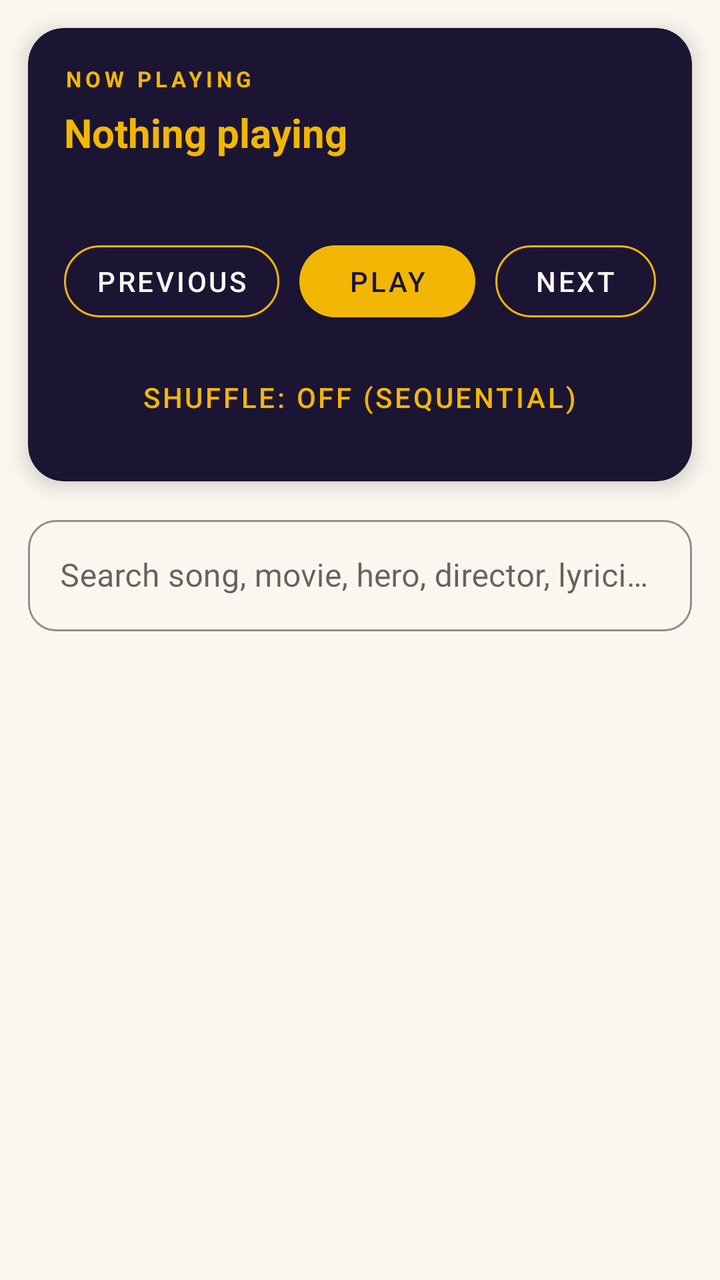
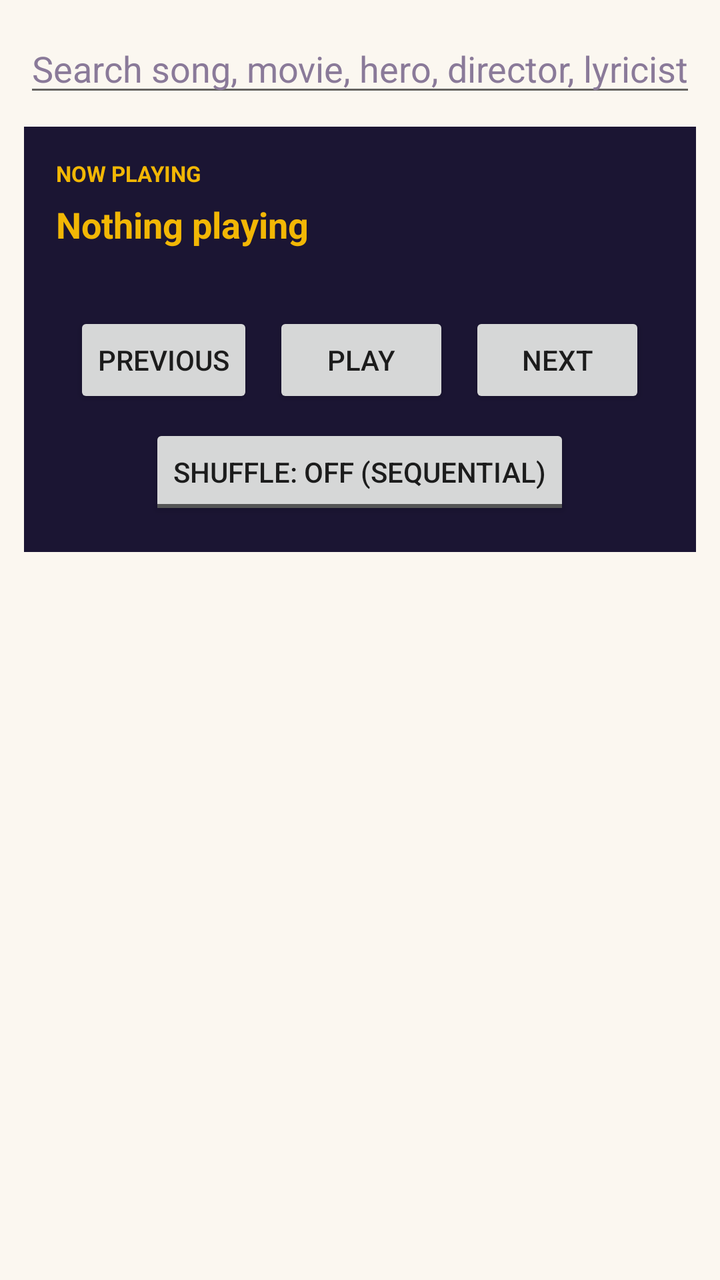

An Android layout rendered at two revisions. The XML below is the earlier revision; the diff shows what the commit changed to produce the second picture.
<!-- AndroidManifest.xml: application theme Theme.ChimataPlayer -->
<!-- res/layout/activity_main.xml -->
<?xml version="1.0" encoding="utf-8"?>
<LinearLayout xmlns:android="http://schemas.android.com/apk/res/android"
    xmlns:app="http://schemas.android.com/apk/res-auto"
    android:layout_width="match_parent"
    android:layout_height="match_parent"
    android:orientation="vertical"
    android:background="@color/cream">

    
    <com.google.android.material.card.MaterialCardView
        android:layout_width="match_parent"
        android:layout_height="wrap_content"
        android:layout_margin="14dp"
        app:cardBackgroundColor="@color/ink"
        app:cardCornerRadius="18dp"
        app:cardElevation="6dp">

        <LinearLayout
            android:layout_width="match_parent"
            android:layout_height="wrap_content"
            android:orientation="vertical"
            android:padding="18dp">

            <TextView
                android:layout_width="wrap_content"
                android:layout_height="wrap_content"
                android:text="@string/now_playing_eyebrow"
                android:textColor="@color/marquee_gold"
                android:textSize="11sp"
                android:textStyle="bold"
                android:letterSpacing="0.18" />

            <TextView
                android:id="@+id/nowPlayingTitle"
                android:layout_width="match_parent"
                android:layout_height="wrap_content"
                android:layout_marginTop="6dp"
                android:text="@string/nothing_playing"
                android:textColor="@color/marquee_gold"
                android:textSize="20sp"
                android:textStyle="bold"
                android:maxLines="2"
                android:ellipsize="end" />

            <TextView
                android:id="@+id/nowPlayingMovie"
                android:layout_width="match_parent"
                android:layout_height="wrap_content"
                android:layout_marginTop="2dp"
                android:textColor="@color/cream"
                android:textSize="14sp"
                android:alpha="0.85"
                android:maxLines="1"
                android:ellipsize="end" />

            <LinearLayout
                android:layout_width="match_parent"
                android:layout_height="wrap_content"
                android:layout_marginTop="16dp"
                android:gravity="center"
                android:orientation="horizontal">

                <com.google.android.material.button.MaterialButton
                    android:id="@+id/btnPrev"
                    style="@style/Widget.MaterialComponents.Button.OutlinedButton"
                    android:layout_width="wrap_content"
                    android:layout_height="wrap_content"
                    android:text="@string/previous"
                    android:textColor="@color/cream"
                    app:strokeColor="@color/marquee_gold"
                    app:cornerRadius="24dp" />

                <com.google.android.material.button.MaterialButton
                    android:id="@+id/btnPlayPause"
                    android:layout_width="wrap_content"
                    android:layout_height="wrap_content"
                    android:layout_marginStart="10dp"
                    android:layout_marginEnd="10dp"
                    android:text="@string/play"
                    android:textColor="@color/ink"
                    app:backgroundTint="@color/marquee_gold"
                    app:cornerRadius="24dp" />

                <com.google.android.material.button.MaterialButton
                    android:id="@+id/btnNext"
                    style="@style/Widget.MaterialComponents.Button.OutlinedButton"
                    android:layout_width="wrap_content"
                    android:layout_height="wrap_content"
                    android:text="@string/next"
                    android:textColor="@color/cream"
                    app:strokeColor="@color/marquee_gold"
                    app:cornerRadius="24dp" />
            </LinearLayout>

            <com.google.android.material.button.MaterialButton
                android:id="@+id/shuffleToggle"
                style="@style/Widget.MaterialComponents.Button.TextButton"
                android:layout_width="wrap_content"
                android:layout_height="wrap_content"
                android:layout_marginTop="10dp"
                android:layout_gravity="center_horizontal"
                android:checkable="true"
                android:text="@string/sequential_on"
                android:textColor="@color/marquee_gold" />
        </LinearLayout>
    </com.google.android.material.card.MaterialCardView>

    <com.google.android.material.textfield.TextInputLayout
        android:layout_width="match_parent"
        android:layout_height="wrap_content"
        android:layout_marginHorizontal="14dp"
        android:layout_marginBottom="6dp"
        style="@style/Widget.MaterialComponents.TextInputLayout.OutlinedBox"
        app:boxCornerRadiusTopStart="14dp"
        app:boxCornerRadiusTopEnd="14dp"
        app:boxCornerRadiusBottomStart="14dp"
        app:boxCornerRadiusBottomEnd="14dp"
        app:boxStrokeColor="@color/ink"
        app:hintTextColor="@color/mauve">

        <com.google.android.material.textfield.TextInputEditText
            android:id="@+id/searchBox"
            android:layout_width="match_parent"
            android:layout_height="wrap_content"
            android:hint="@string/search_hint"
            android:inputType="text"
            android:textColor="@color/charcoal"
            android:autofillHints="" />
    </com.google.android.material.textfield.TextInputLayout>

    <androidx.recyclerview.widget.RecyclerView
        android:id="@+id/songList"
        android:layout_width="match_parent"
        android:layout_height="0dp"
        android:layout_weight="1"
        android:paddingHorizontal="10dp"
        android:clipToPadding="false" />

</LinearLayout>
<!-- resources referenced by this layout -->
<resources>
  <color name="charcoal">#2B2630</color>
  <color name="cream">#FBF7F0</color>
  <color name="ink">#1B1533</color>
  <color name="marquee_gold">#F2B705</color>
  <color name="mauve">#8A7A99</color>
  <string name="next">Next</string>
  <string name="nothing_playing">Nothing playing</string>
  <string name="now_playing_eyebrow">NOW PLAYING</string>
  <string name="play">Play</string>
  <string name="previous">Previous</string>
  <string name="search_hint">Search song, movie, hero, director, lyricist… (try "and"/"or")</string>
  <string name="sequential_on">Shuffle: OFF (Sequential)</string>
  <style name="Theme.ChimataPlayer" parent="Theme.MaterialComponents.DayNight.NoActionBar">
          <item name="colorPrimary">@color/ink</item>
          <item name="colorPrimaryVariant">@color/ink</item>
          <item name="colorSecondary">@color/marquee_gold</item>
          <item name="colorOnPrimary">@color/cream</item>
          <item name="android:windowBackground">@color/cream</item>
          <item name="android:statusBarColor">@color/ink</item>
      </style>
</resources>

<!-- the commit's change to res/layout/activity_main.xml (unified diff, before → after) -->
@@ -1,139 +1,104 @@
 <?xml version="1.0" encoding="utf-8"?>
 <LinearLayout xmlns:android="http://schemas.android.com/apk/res/android"
-    xmlns:app="http://schemas.android.com/apk/res-auto"
     android:layout_width="match_parent"
     android:layout_height="match_parent"
     android:orientation="vertical"
-    android:background="@color/cream">
+    android:background="@color/cream"
+    android:padding="12dp">
+
+    <EditText
+        android:id="@+id/searchBox"
+        android:layout_width="match_parent"
+        android:layout_height="wrap_content"
+        android:hint="@string/search_hint"
+        android:inputType="text"
+        android:textColor="@color/charcoal"
+        android:textColorHint="@color/mauve"
+        android:autofillHints="" />
 
     
-    <com.google.android.material.card.MaterialCardView
+    <LinearLayout
         android:layout_width="match_parent"
         android:layout_height="wrap_content"
-        android:layout_margin="14dp"
-        app:cardBackgroundColor="@color/ink"
-        app:cardCornerRadius="18dp"
-        app:cardElevation="6dp">
+        android:layout_marginTop="10dp"
+        android:orientation="vertical"
+        android:background="@color/ink"
+        android:padding="16dp">
+
+        <TextView
+            android:layout_width="wrap_content"
+            android:layout_height="wrap_content"
+            android:text="@string/now_playing_eyebrow"
+            android:textColor="@color/marquee_gold"
+            android:textSize="11sp"
+            android:textStyle="bold" />
+
+        <TextView
+            android:id="@+id/nowPlayingTitle"
+            android:layout_width="match_parent"
+            android:layout_height="wrap_content"
+            android:layout_marginTop="6dp"
+            android:text="@string/nothing_playing"
+            android:textColor="@color/marquee_gold"
+            android:textSize="18sp"
+            android:textStyle="bold"
+            android:maxLines="2"
+            android:ellipsize="end" />
+
+        <TextView
+            android:id="@+id/nowPlayingMovie"
+            android:layout_width="match_parent"
+            android:layout_height="wrap_content"
+            android:layout_marginTop="2dp"
+            android:textColor="@color/cream"
+            android:textSize="13sp"
+            android:maxLines="1"
+            android:ellipsize="end" />
 
         <LinearLayout
             android:layout_width="match_parent"
             android:layout_height="wrap_content"
-            android:orientation="vertical"
-            android:padding="18dp">
+            android:layout_marginTop="12dp"
+            android:gravity="center"
+            android:orientation="horizontal">
 
-            <TextView
+            <Button
+                android:id="@+id/btnPrev"
                 android:layout_width="wrap_content"
                 android:layout_height="wrap_content"
-                android:text="@string/now_playing_eyebrow"
-                android:textColor="@color/marquee_gold"
-                android:textSize="11sp"
-                android:textStyle="bold"
-                android:letterSpacing="0.18" />
+                android:text="@string/previous" />
 
-            <TextView
-                android:id="@+id/nowPlayingTitle"
-                android:layout_width="match_parent"
-                android:layout_height="wrap_content"
-                android:layout_marginTop="6dp"
-                android:text="@string/nothing_playing"
-                android:textColor="@color/marquee_gold"
-                android:textSize="20sp"
-                android:textStyle="bold"
-                android:maxLines="2"
-                android:ellipsize="end" />
-
-            <TextView
-                android:id="@+id/nowPlayingMovie"
-                android:layout_width="match_parent"
-                android:layout_height="wrap_content"
-                android:layout_marginTop="2dp"
-                android:textColor="@color/cream"
-                android:textSize="14sp"
-                android:alpha="0.85"
-                android:maxLines="1"
-                android:ellipsize="end" />
-
-            <LinearLayout
-                android:layout_width="match_parent"
-                android:layout_height="wrap_content"
-                android:layout_marginTop="16dp"
-                android:gravity="center"
-                android:orientation="horizontal">
-
-                <com.google.android.material.button.MaterialButton
-                    android:id="@+id/btnPrev"
-                    style="@style/Widget.MaterialComponents.Button.OutlinedButton"
-                    android:layout_width="wrap_content"
-                    android:layout_height="wrap_content"
-                    android:text="@string/previous"
-                    android:textColor="@color/cream"
-                    app:strokeColor="@color/marquee_gold"
-                    app:cornerRadius="24dp" />
-
-                <com.google.android.material.button.MaterialButton
-                    android:id="@+id/btnPlayPause"
-                    android:layout_width="wrap_content"
-                    android:layout_height="wrap_content"
-                    android:layout_marginStart="10dp"
-                    android:layout_marginEnd="10dp"
-                    android:text="@string/play"
-                    android:textColor="@color/ink"
-                    app:backgroundTint="@color/marquee_gold"
-                    app:cornerRadius="24dp" />
-
-                <com.google.android.material.button.MaterialButton
-                    android:id="@+id/btnNext"
-                    style="@style/Widget.MaterialComponents.Button.OutlinedButton"
-                    android:layout_width="wrap_content"
-                    android:layout_height="wrap_content"
-                    android:text="@string/next"
-                    android:textColor="@color/cream"
-                    app:strokeColor="@color/marquee_gold"
-                    app:cornerRadius="24dp" />
-            </LinearLayout>
-
-            <com.google.android.material.button.MaterialButton
-                android:id="@+id/shuffleToggle"
-                style="@style/Widget.MaterialComponents.Button.TextButton"
+            <Button
+                android:id="@+id/btnPlayPause"
                 android:layout_width="wrap_content"
                 android:layout_height="wrap_content"
-                android:layout_marginTop="10dp"
-                android:layout_gravity="center_horizontal"
-                android:checkable="true"
-                android:text="@string/sequential_on"
-                android:textColor="@color/marquee_gold" />
+                android:layout_marginStart="10dp"
+                android:layout_marginEnd="10dp"
+                android:text="@string/play" />
+
+            <Button
+                android:id="@+id/btnNext"
+                android:layout_width="wrap_content"
+                android:layout_height="wrap_content"
+                android:text="@string/next" />
         </LinearLayout>
-    </com.google.android.material.card.MaterialCardView>
 
-    <com.google.android.material.textfield.TextInputLayout
-        android:layout_width="match_parent"
-        android:layout_height="wrap_content"
-        android:layout_marginHorizontal="14dp"
-        android:layout_marginBottom="6dp"
-        style="@style/Widget.MaterialComponents.TextInputLayout.OutlinedBox"
-        app:boxCornerRadiusTopStart="14dp"
-        app:boxCornerRadiusTopEnd="14dp"
-        app:boxCornerRadiusBottomStart="14dp"
-        app:boxCornerRadiusBottomEnd="14dp"
-        app:boxStrokeColor="@color/ink"
-        app:hintTextColor="@color/mauve">
-
-        <com.google.android.material.textfield.TextInputEditText
-            android:id="@+id/searchBox"
-            android:layout_width="match_parent"
+        <ToggleButton
+            android:id="@+id/shuffleToggle"
+            android:layout_width="wrap_content"
             android:layout_height="wrap_content"
-            android:hint="@string/search_hint"
-            android:inputType="text"
-            android:textColor="@color/charcoal"
-            android:autofillHints="" />
-    </com.google.android.material.textfield.TextInputLayout>
+            android:layout_marginTop="8dp"
+            android:layout_gravity="center_horizontal"
+            android:textOn="@string/shuffle_on"
+            android:textOff="@string/sequential_on"
+            android:text="@string/sequential_on" />
+    </LinearLayout>
 
     <androidx.recyclerview.widget.RecyclerView
         android:id="@+id/songList"
         android:layout_width="match_parent"
         android:layout_height="0dp"
         android:layout_weight="1"
-        android:paddingHorizontal="10dp"
-        android:clipToPadding="false" />
+        android:layout_marginTop="10dp" />
 
 </LinearLayout>
<!-- resource entries referenced after the edit -->
@@ -12,6 +12,7 @@
   <string name="previous">Previous</string>
   <string name="search_hint">Search song, movie, hero, director, lyricist… (try "and"/"or")</string>
   <string name="sequential_on">Shuffle: OFF (Sequential)</string>
+  <string name="shuffle_on">Shuffle: ON</string>
   <style name="Theme.ChimataPlayer" parent="Theme.MaterialComponents.DayNight.NoActionBar">
           <item name="colorPrimary">@color/ink</item>
           <item name="colorPrimaryVariant">@color/ink</item>
